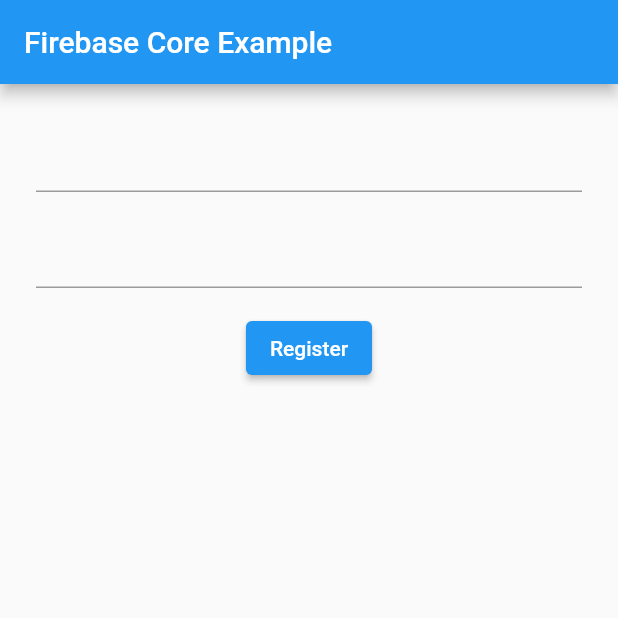
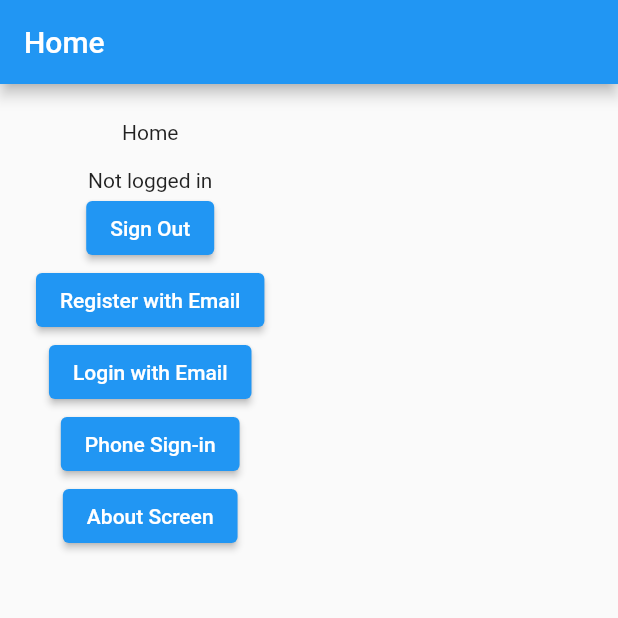
Before and after one commit to thruthesky/firebug, a Flutter app: the screen it shows after launch, on a phone screen of 412 x 824 dp, the top half of it. Run offline on Flutter 3.47's test engine with Material 2 defaults, Android fonts, the phone set to English and light mode, and no system bars; our stand-ins replace firebase_auth, firebase_core, go_router; accounts and stored records are empty; generated files the repository leaves out were written again.

Commit message:
update. firebase auth

```diff
--- a/lib/main.dart
+++ b/lib/main.dart
@@ -1,8 +1,41 @@
-import 'package:firebase_auth/firebase_auth.dart';
+import 'package:firebug/screen/about/about.screen.dart';
+import 'package:firebug/screen/login_with_email_password/login_with_email_password.screen.dart';
+import 'package:firebug/screen/phone_signin/phone_signin.screen.dart';
+import 'package:firebug/screen/register_with_email_password/register_with_email_password.screen.dart';
 import 'package:flutter/material.dart';
 
 import 'package:firebase_core/firebase_core.dart';
 import 'firebase_options.dart';
+
+import 'package:go_router/go_router.dart';
+
+import 'package:firebug/screen/home/home.screen.dart';
+
+// GoRouter configuration
+final _router = GoRouter(
+  routes: [
+    GoRoute(
+      path: '/',
+      builder: (context, state) => const HomeScreen(),
+    ),
+    GoRoute(
+      path: '/about',
+      builder: (context, state) => const AboutScreen(),
+    ),
+    GoRoute(
+      path: '/register-with-email-password',
+      builder: (context, state) => const RegisterWithEmailPasswordScreen(),
+    ),
+    GoRoute(
+      path: LoginWithEmailPasswordScreen.routeName,
+      builder: (context, state) => const LoginWithEmailPasswordScreen(),
+    ),
+    GoRoute(
+      path: PhoneSigninScreen.routeName,
+      builder: (context, state) => const PhoneSigninScreen(),
+    ),
+  ],
+);
 
 void main() async {
   WidgetsFlutterBinding.ensureInitialized();
@@ -19,58 +52,8 @@
 
   @override
   Widget build(BuildContext context) {
-    return const MaterialApp(
-      home: MyHomePage(),
+    return MaterialApp.router(
+      routerConfig: _router,
     );
   }
 }
-
-class MyHomePage extends StatefulWidget {
-  const MyHomePage({super.key});
-
-  @override
-  State<MyHomePage> createState() => _MyHomePageState();
-}
-
-class _MyHomePageState extends State<MyHomePage> {
-  final email = TextEditingController();
-  final password = TextEditingController();
-  @override
-  build(context) => Scaffold(
-      appBar: AppBar(
-        title: const Text('Firebase Core Example'),
-      ),
-      body: Padding(
-        padding: const EdgeInsets.all(24),
-        child: Column(
-          children: [
-            TextField(controller: email),
-            const SizedBox(height: 16),
-            TextField(controller: password),
-            const SizedBox(height: 16),
-            ElevatedButton(
-                onPressed: () async {
-                  try {
-                    final credential = await FirebaseAuth.instance
-                        .createUserWithEmailAndPassword(
-                      email: email.text,
-                      password: password.text,
-                    );
-                    print(credential.user);
-                  } on FirebaseAuthException catch (e) {
-                    if (e.code == 'weak-password') {
-                      print('The password provided is too weak.');
-                    } else if (e.code == 'email-already-in-use') {
-                      print('The account already exists for that email.');
-                    } else {
-                      print(e);
-                    }
-                  } catch (e) {
-                    print(e);
-                  }
-                },
-                child: const Text('Register')),
-          ],
-        ),
-      ));
-}
--- /dev/null
+++ b/lib/screen/about/about.screen.dart
@@ -0,0 +1,17 @@
+import 'package:flutter/material.dart';
+
+class AboutScreen extends StatelessWidget {
+  const AboutScreen({super.key});
+
+  @override
+  Widget build(BuildContext context) {
+    return Scaffold(
+      appBar: AppBar(
+        title: const Text('About'),
+      ),
+      body: const Center(
+        child: Text('About'),
+      ),
+    );
+  }
+}
--- /dev/null
+++ b/lib/screen/home/home.screen.dart
@@ -0,0 +1,77 @@
+import 'package:firebase_auth/firebase_auth.dart';
+import 'package:firebug/screen/login_with_email_password/login_with_email_password.screen.dart';
+import 'package:firebug/screen/phone_signin/phone_signin.screen.dart';
+import 'package:flutter/material.dart';
+import 'package:go_router/go_router.dart';
+
+class HomeScreen extends StatefulWidget {
+  const HomeScreen({super.key});
+
+  @override
+  State<HomeScreen> createState() => _HomeScreenState();
+}
+
+class _HomeScreenState extends State<HomeScreen> {
+  final email = TextEditingController();
+  final password = TextEditingController();
+  @override
+  build(context) => Scaffold(
+        appBar: AppBar(
+          title: const Text('Home'),
+        ),
+        body: Padding(
+          padding: const EdgeInsets.all(24),
+          child: Column(
+            children: [
+              const Text('Home'),
+              const SizedBox(height: 16),
+              StreamBuilder(
+                stream: FirebaseAuth.instance.authStateChanges(),
+                builder: (context, snapshot) {
+                  if (snapshot.hasData) {
+                    User? user = snapshot.data;
+                    if (user == null) {
+                      return const Text('Not logged in');
+                    } else {
+                      return Text('Logged in as ${user.email ?? user.phoneNumber}');
+                    }
+                  } else {
+                    return const Text('Not logged in');
+                  }
+                },
+              ),
+              ElevatedButton(
+                onPressed: () async {
+                  await FirebaseAuth.instance.signOut();
+                },
+                child: const Text('Sign Out'),
+              ),
+              ElevatedButton(
+                onPressed: () {
+                  context.push('/register-with-email-password');
+                },
+                child: const Text('Register with Email'),
+              ),
+              ElevatedButton(
+                onPressed: () {
+                  context.push(LoginWithEmailPasswordScreen.routeName);
+                },
+                child: const Text('Login with Email'),
+              ),
+              ElevatedButton(
+                onPressed: () {
+                  context.push(PhoneSigninScreen.routeName);
+                },
+                child: const Text('Phone Sign-in'),
+              ),
+              ElevatedButton(
+                onPressed: () {
+                  context.push('/about');
+                },
+                child: const Text('About Screen'),
+              ),
+            ],
+          ),
+        ),
+      );
+}
--- a/pubspec.yaml
+++ b/pubspec.yaml
@@ -15,12 +15,14 @@
   cupertino_icons: ^1.0.2
   firebase_core: ^2.13.1
   firebase_auth: ^4.6.2
+  go_router: ^8.0.5
 
 dev_dependencies:
   flutter_test:
     sdk: flutter
 
   flutter_lints: ^2.0.0
+  change_app_package_name: ^1.1.0
 
 flutter:
   uses-material-design: true
```
Also changed, not shown: lib/screen/login_with_email_password/login_with_email_password.screen.dart (added, +64 -0 lines), lib/screen/phone_signin/phone_signin.screen.dart (added, +82 -0 lines), lib/screen/register_with_email_password/register_with_email_password.screen.dart (added, +63 -0 lines), pubspec.lock, 6 other files.
